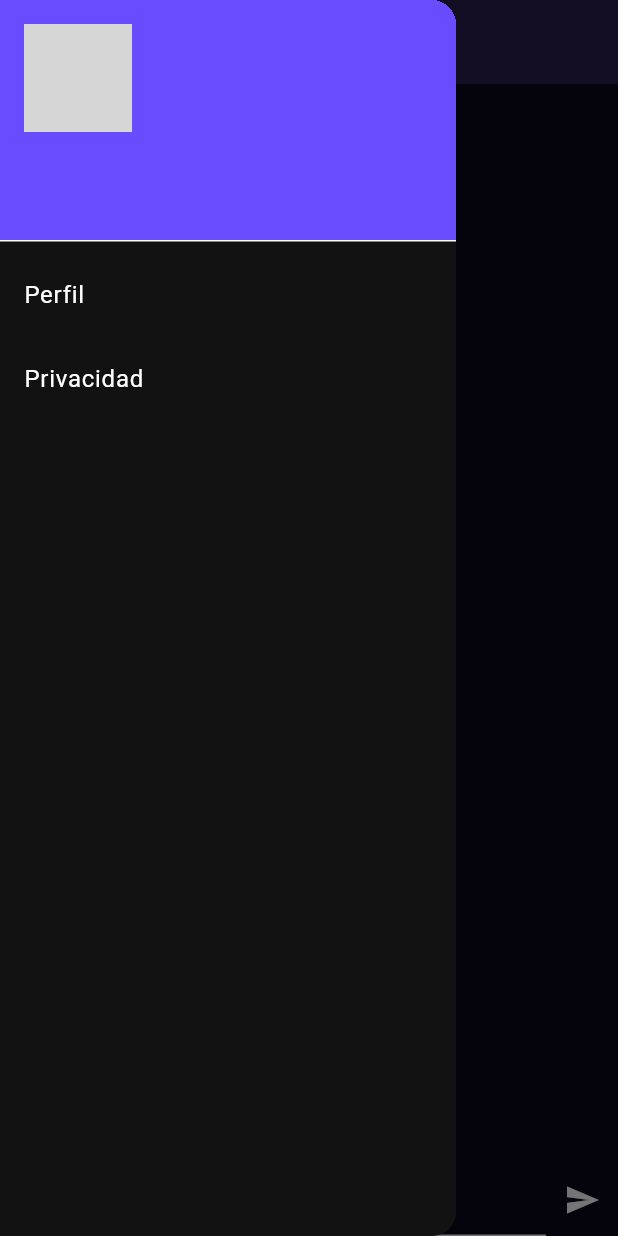
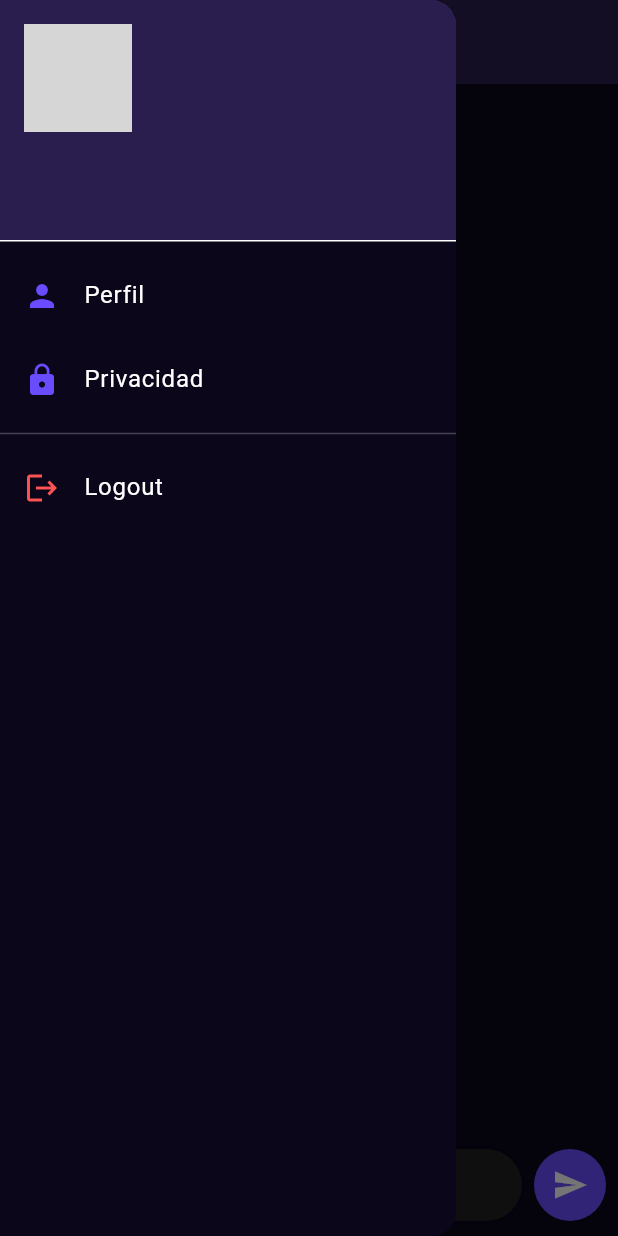
Before and after one commit to ManuelMorenoParra/Chat, a Flutter app: the ChatScreen screen opened directly, with the side drawer open, on a phone screen of 412 x 824 dp. Run offline on Flutter 3.47's test engine with Material 3 defaults, Android fonts, the light colour scheme and no system bars; our stand-ins replace cloud_firestore, firebase_auth, firebase_core, google_sign_in; accounts and stored records are empty; network calls fail; grey boxes are pictures that could not be loaded.

Commit message:
ultimos cambios

```diff
--- a/lib/auth/screen/chat_screen.dart
+++ b/lib/auth/screen/chat_screen.dart
@@ -5,7 +5,7 @@ import 'privacy_screen.dart';
 import 'profile_screen.dart';
 
 class ChatScreen extends StatefulWidget {
-  ChatScreen({super.key});
+  const ChatScreen({super.key});
 
   @override
   State<ChatScreen> createState() => _ChatScreenState();
@@ -44,7 +44,7 @@ class _ChatScreenState extends State<ChatScreen> {
     await _firestore.collection('messages').add({
       'text': _controller.text.trim(),
       'uid': user!.uid,
-      'name': user.displayName,
+      'name': user.displayName ?? 'Usuario',
       'photo': user.photoURL,
       'createdAt': FieldValue.serverTimestamp(),
     });
@@ -97,28 +97,71 @@ class _ChatScreenState extends State<ChatScreen> {
     final user = _auth.currentUser;
 
     return Scaffold(
+      backgroundColor: const Color(0xFF0B061A),
+
+      // ---------------- DRAWER ----------------
       drawer: Drawer(
-        child: ListView(children: [
+        backgroundColor: const Color(0xFF0B061A),
+        child: ListView(
+          children: [
             UserAccountsDrawerHeader(
-            accountName: Text(user?.displayName ?? ''),
-            accountEmail: Text(user?.email ?? ''),
-            currentAccountPicture:
-                CircleAvatar(backgroundImage: NetworkImage(user?.photoURL ?? '')),
+              decoration: const BoxDecoration(color: Color(0xFF2A1E4F)),
+              accountName: Text(user?.displayName ?? '',
+                  style: const TextStyle(color: Colors.white)),
+              accountEmail: Text(user?.email ?? '',
+                  style: const TextStyle(color: Colors.white70)),
+              currentAccountPicture: CircleAvatar(
+                backgroundImage: NetworkImage(user?.photoURL ?? ''),
               ),
+            ),
+
             ListTile(
-            title: const Text("Perfil"),
-            onTap: () => Navigator.push(
-                context, MaterialPageRoute(builder: (_) => const ProfileScreen())),
+              leading: const Icon(Icons.person, color: Color(0xFF6A4CFF)),
+              title: const Text("Perfil",
+                  style: TextStyle(color: Colors.white)),
+              onTap: () {
+                Navigator.pop(context);
+                Navigator.push(context,
+                    MaterialPageRoute(builder: (_) => const ProfileScreen()));
+              },
             ),
+
             ListTile(
-            title: const Text("Privacidad"),
-            onTap: () => Navigator.push(
-                context, MaterialPageRoute(builder: (_) => const PrivacyScreen())),
+              leading: const Icon(Icons.lock, color: Color(0xFF6A4CFF)),
+              title: const Text("Privacidad",
+                  style: TextStyle(color: Colors.white)),
+              onTap: () {
+                Navigator.pop(context);
+                Navigator.push(context,
+                    MaterialPageRoute(builder: (_) => const PrivacyScreen()));
+              },
             ),
-        ]),
+
+            const Divider(color: Colors.white24),
+
+            ListTile(
+              leading: const Icon(Icons.logout, color: Colors.redAccent),
+              title:
+                  const Text("Logout", style: TextStyle(color: Colors.white)),
+              onTap: () async {
+                await FirebaseAuth.instance.signOut();
+                if (!mounted) return;
+                Navigator.pop(context);
+                Navigator.pop(context);
+              },
             ),
-      appBar: AppBar(title: const Text("Chat")),
-      body: Column(children: [
+          ],
+        ),
+      ),
+      // ------------------------------------------------
+
+      appBar: AppBar(
+        backgroundColor: const Color(0xFF2A1E4F),
+        title: const Text("🌙 Chat Global"),
+      ),
+
+      body: Column(
+        children: [
           Expanded(
             child: StreamBuilder<QuerySnapshot>(
               stream: _firestore
@@ -126,7 +169,10 @@ class _ChatScreenState extends State<ChatScreen> {
                   .orderBy('createdAt', descending: true)
                   .snapshots(),
               builder: (c, s) {
-              if (!s.hasData) return const Center(child: CircularProgressIndicator());
+                if (!s.hasData) {
+                  return const Center(child: CircularProgressIndicator());
+                }
+
                 final docs = s.data!.docs;
 
                 return ListView(
@@ -134,27 +180,36 @@ class _ChatScreenState extends State<ChatScreen> {
                   children: docs.map((d) {
                     final data = d.data() as Map<String, dynamic>;
 
-                  if (blockedUsers.contains(data['uid'])) return const SizedBox();
+                    if (blockedUsers.contains(data['uid'])) {
+                      return const SizedBox();
+                    }
 
                     final isMe = data['uid'] == user!.uid;
 
                     return Align(
-                    alignment: isMe ? Alignment.centerRight : Alignment.centerLeft,
+                      alignment:
+                          isMe ? Alignment.centerRight : Alignment.centerLeft,
                       child: GestureDetector(
                         onLongPress: () => _actions(data),
                         child: Container(
                           margin: const EdgeInsets.all(6),
                           padding: const EdgeInsets.all(12),
                           decoration: BoxDecoration(
-                          color: isMe ? Colors.blue : Colors.grey[800],
+                            color:
+                                isMe ? const Color(0xFF6A4CFF) : const Color(0xFF2A1E4F),
                             borderRadius: BorderRadius.circular(16),
                           ),
                           child: Column(
                             crossAxisAlignment: CrossAxisAlignment.start,
                             children: [
-                            Text(data['name'],
-                                style: const TextStyle(fontSize: 11)),
-                            Text(data['text']),
+                              Text(data['name'] ?? '',
+                                  style: const TextStyle(
+                                      fontSize: 11,
+                                      color: Colors.white70)),
+                              const SizedBox(height: 4),
+                              Text(data['text'] ?? '',
+                                  style: const TextStyle(
+                                      color: Colors.white)),
                             ],
                           ),
                         ),
@@ -165,11 +220,61 @@ class _ChatScreenState extends State<ChatScreen> {
               },
             ),
           ),
-        Row(children: [
-          Expanded(child: TextField(controller: _controller)),
-          IconButton(icon: const Icon(Icons.send), onPressed: _sendMessage),
-        ])
-      ]),
+
+          // ---------------- INPUT ----------------
+          Padding(
+            padding: const EdgeInsets.fromLTRB(8, 6, 8, 10),
+            child: Row(
+              children: [
+                Expanded(
+                  child: Container(
+                    padding: const EdgeInsets.symmetric(horizontal: 16),
+                    decoration: BoxDecoration(
+                      color: Colors.grey.shade900,
+                      borderRadius: BorderRadius.circular(30),
+                      boxShadow: [
+                        BoxShadow(
+                          color: Colors.black.withOpacity(.3),
+                          blurRadius: 6,
+                        )
+                      ],
+                    ),
+                    child: Row(
+                      children: [
+                        const Icon(Icons.message, color: Colors.white54),
+                        const SizedBox(width: 10),
+                        Expanded(
+                          child: TextField(
+                            controller: _controller,
+                            style: const TextStyle(color: Colors.white),
+                            decoration: const InputDecoration(
+                              hintText: "Escribe un mensaje...",
+                              hintStyle: TextStyle(color: Colors.white38),
+                              border: InputBorder.none,
+                            ),
+                            onSubmitted: (_) => _sendMessage(),
+                          ),
+                        ),
+                      ],
+                    ),
+                  ),
+                ),
+                const SizedBox(width: 8),
+                Container(
+                  decoration: const BoxDecoration(
+                    color: Color(0xFF6A4CFF),
+                    shape: BoxShape.circle,
+                  ),
+                  child: IconButton(
+                    icon: const Icon(Icons.send, color: Colors.white),
+                    onPressed: _sendMessage,
+                  ),
+                ),
+              ],
+            ),
+          ),
+        ],
+      ),
     );
   }
 }
```
Also changed, not shown: 1 other file. Lines whose indentation alone changed are shown as unchanged.
